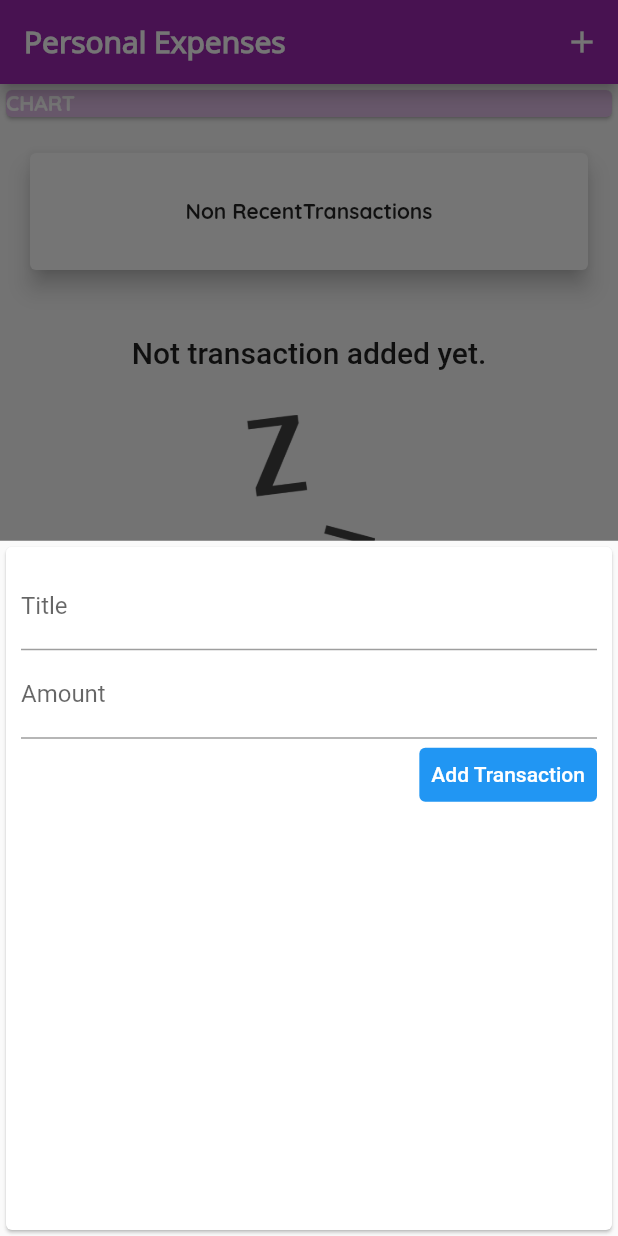
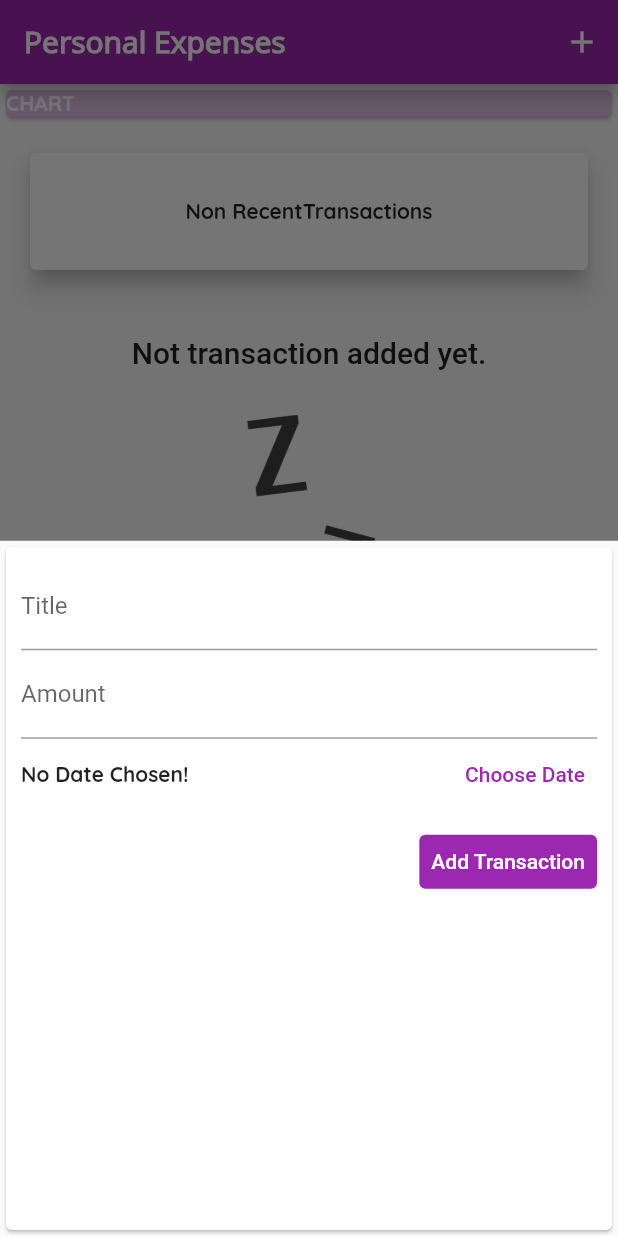
Before and after one commit to fztkm/Personal_expenses_app-_flutter, a Flutter app: the screen it shows after launch, after a tap on the "add" icon, on a phone screen of 412 x 824 dp. Run offline on Flutter 3.47's test engine with Material 2 defaults, Android fonts, the phone set to English and light mode, and no system bars.

Commit message:
DatePicker を追加

```diff
--- a/lib/main.dart
+++ b/lib/main.dart
@@ -60,12 +60,12 @@ class _MyHomePageState extends State<MyHomePage> {
         .toList();
   }
 
-  void _addNewTransaction(String title, double amount) {
+  void _addNewTransaction(String title, double amount, DateTime day) {
     final newTx = Transaction(
       id: DateTime.now().toString(),
       title: title,
       amount: amount,
-      date: DateTime.now(),
+      date: day,
     );
 
     setState(() {
--- a/lib/widgets/chart.dart
+++ b/lib/widgets/chart.dart
@@ -28,7 +28,7 @@ class Chart extends StatelessWidget {
         'day': date.substring(0, 1),
         'amount': totalAmount,
       };
-    });
+    }).reversed.toList();
   }
 
   double get totalAmountAllday {
--- a/lib/widgets/new_transaction.dart
+++ b/lib/widgets/new_transaction.dart
@@ -1,7 +1,8 @@
 import 'package:flutter/material.dart';
+import 'package:intl/intl.dart';
 
 class NewTransaction extends StatefulWidget {
-  final Function(String, double) addTransaction;
+  final Function(String, double, DateTime) addTransaction;
 
   NewTransaction(this.addTransaction);
 
@@ -10,21 +11,42 @@ class NewTransaction extends StatefulWidget {
 }
 
 class _NewTransactionState extends State<NewTransaction> {
-  final titleController = TextEditingController();
+  final _titleController = TextEditingController();
+  final _amountController = TextEditingController();
+  DateTime? _selectedDate;
 
-  final amountController = TextEditingController();
-
-  void submitDate() {
-    final submittedTitle = titleController.text;
-    final submittedAmount = double.parse(amountController.text);
+  void _submitDate() {
+    final submittedTitle = _titleController.text;
+    final submittedAmount = double.parse(_amountController.text);
 
     if (submittedTitle.isEmpty || submittedAmount <= 0) {
       return;
     }
 
-    widget.addTransaction(submittedTitle, submittedAmount);
+    widget.addTransaction(
+      submittedTitle,
+      submittedAmount,
+      _selectedDate == null ? DateTime.now() : _selectedDate!,
+    );
 
     Navigator.pop(context);
+  }
+
+  void _presentDatePicker() {
+    showDatePicker(
+      context: context,
+      initialDate: DateTime.now(),
+      firstDate: DateTime(DateTime.now().year),
+      lastDate: DateTime.now(),
+    ).then((pickedDate) {
+      if (pickedDate == null) {
+        return;
+      }
+      setState(() {
+        _selectedDate = pickedDate;
+      });
+    });
+    print('...');
   }
 
   @override
@@ -37,27 +59,46 @@ class _NewTransactionState extends State<NewTransaction> {
           children: [
             TextField(
               decoration: InputDecoration(labelText: 'Title'),
-              controller: titleController,
+              controller: _titleController,
               onSubmitted: (_) {
-                submitDate();
+                _submitDate();
               },
             ),
             TextField(
               decoration: InputDecoration(labelText: 'Amount'),
-              controller: amountController,
+              controller: _amountController,
               keyboardType: TextInputType.number,
               onSubmitted: (_) {
-                submitDate();
+                _submitDate();
               },
             ),
+            Row(
+              children: [
+                Expanded(
+                  child: Text(_selectedDate == null
+                      ? 'No Date Chosen!'
+                      : 'Picked Date' +
+                          DateFormat.yMd().format(_selectedDate!)),
+                ),
+                TextButton(
+                  onPressed: _presentDatePicker,
+                  child: Text(
+                    'Choose Date',
+                    style: TextStyle(color: Theme.of(context).primaryColor),
+                  ),
+                ),
+              ],
+            ),
+            SizedBox(height: 10),
             TextButton(
-              onPressed: submitDate,
+              onPressed: _submitDate,
               child: Text(
                 'Add Transaction',
                 style: TextStyle(color: Colors.white),
               ),
               style: ButtonStyle(
-                backgroundColor: MaterialStateProperty.all(Colors.blue),
+                backgroundColor: MaterialStateProperty.all<Color>(
+                    Theme.of(context).primaryColor),
               ),
             ),
           ],
```
Also changed, not shown: lib/widgets/chart_bar.dart (+6 -1 lines).
